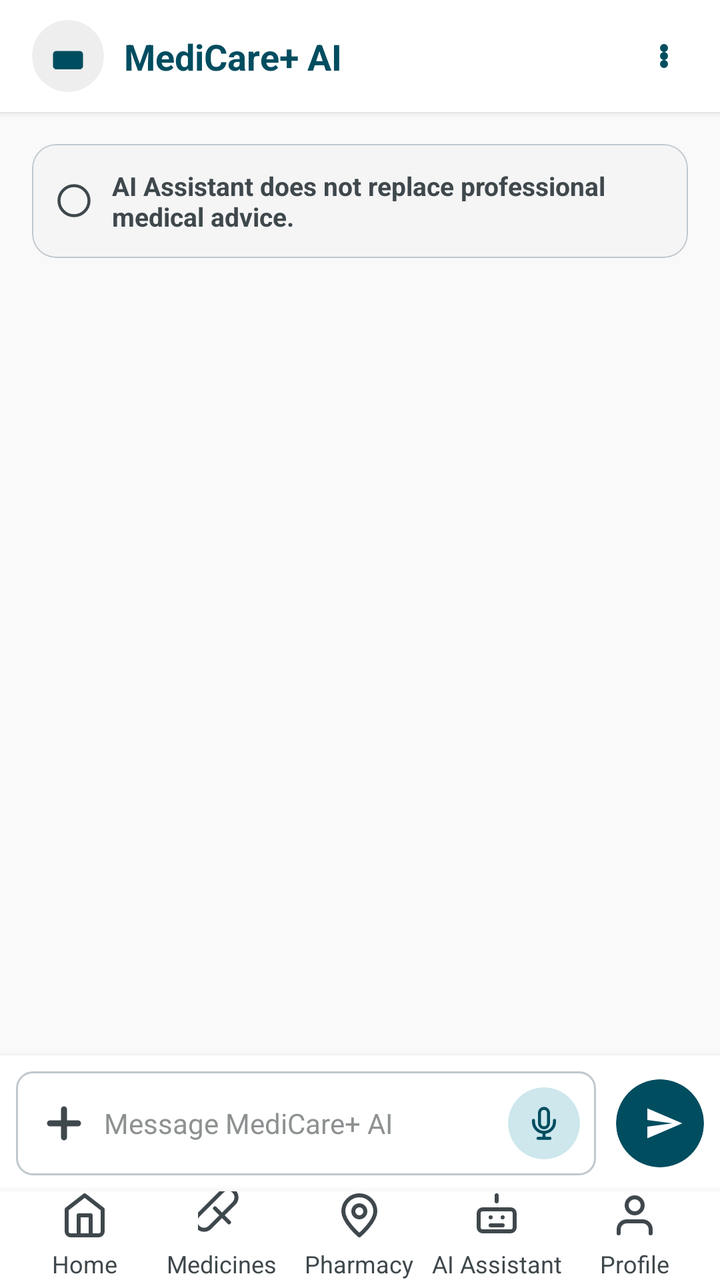
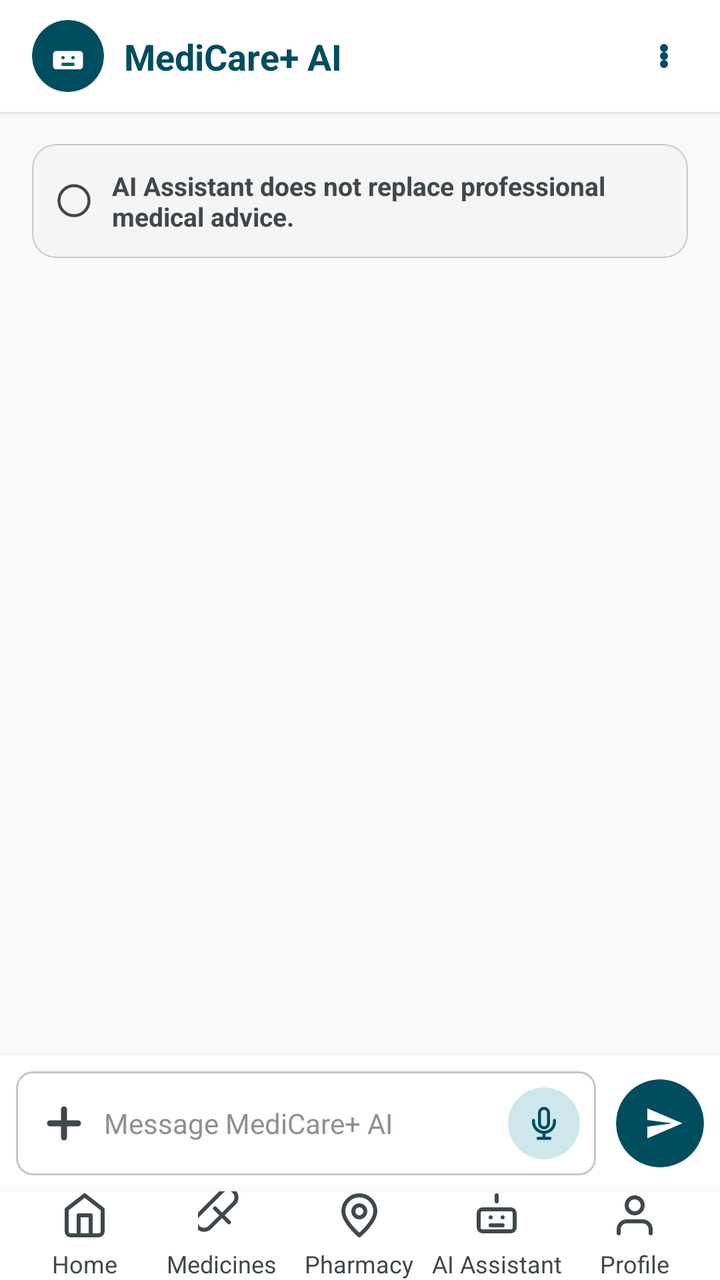

Screens rendered from an Android XML layout before and after an edit, with the pre-edit source and the edit as a unified diff.
<!-- AndroidManifest.xml: application theme Theme.Medicare -->
<!-- res/layout/activity_ai_assistant.xml -->
<?xml version="1.0" encoding="utf-8"?>
<androidx.constraintlayout.widget.ConstraintLayout xmlns:android="http://schemas.android.com/apk/res/android"
    xmlns:app="http://schemas.android.com/apk/res-auto"
    xmlns:tools="http://schemas.android.com/tools"
    android:layout_width="match_parent"
    android:layout_height="match_parent"
    android:background="@color/background">

    
    <androidx.constraintlayout.widget.ConstraintLayout
        android:id="@+id/chat_toolbar"
        android:layout_width="match_parent"
        android:layout_height="56dp"
        android:background="@color/white"
        android:elevation="2dp"
        android:paddingStart="16dp"
        android:paddingEnd="16dp"
        app:layout_constraintTop_toTopOf="parent">

        <androidx.cardview.widget.CardView
            android:id="@+id/toolbar_avatar"
            android:layout_width="36dp"
            android:layout_height="36dp"
            app:cardCornerRadius="18dp"
            app:cardElevation="0dp"
            app:cardBackgroundColor="@color/surface_container"
            app:layout_constraintLeft_toLeftOf="parent"
            app:layout_constraintTop_toTopOf="parent"
            app:layout_constraintBottom_toBottomOf="parent">
            <ImageView
                android:layout_width="20dp"
                android:layout_height="20dp"
                android:src="@drawable/ic_robot_filled"
                android:layout_gravity="center"
                app:tint="@color/primary"/>
        </androidx.cardview.widget.CardView>

        <TextView
            android:id="@+id/txt_toolbar_title"
            android:layout_width="wrap_content"
            android:layout_height="wrap_content"
            android:text="MediCare+ AI"
            android:textColor="@color/primary"
            android:textSize="18sp"
            android:textStyle="bold"
            android:layout_marginStart="10dp"
            app:layout_constraintLeft_toRightOf="@id/toolbar_avatar"
            app:layout_constraintTop_toTopOf="parent"
            app:layout_constraintBottom_toBottomOf="parent"/>

        <ImageView
            android:id="@+id/btn_menu_dots"
            android:layout_width="24dp"
            android:layout_height="24dp"
            android:src="@drawable/ic_dots"
            app:layout_constraintRight_toRightOf="parent"
            app:layout_constraintTop_toTopOf="parent"
            app:layout_constraintBottom_toBottomOf="parent"/>

    </androidx.constraintlayout.widget.ConstraintLayout>

    
    <com.google.android.material.card.MaterialCardView
        android:id="@+id/card_disclaimer"
        android:layout_width="match_parent"
        android:layout_height="wrap_content"
        android:layout_marginStart="16dp"
        android:layout_marginEnd="16dp"
        android:layout_marginTop="16dp"
        app:cardCornerRadius="12dp"
        app:strokeWidth="0.5dp"
        app:strokeColor="#BFC8CD"
        app:cardElevation="0dp"
        app:cardBackgroundColor="#F5F5F5"
        app:layout_constraintTop_toBottomOf="@id/chat_toolbar">

        <LinearLayout
            android:layout_width="match_parent"
            android:layout_height="wrap_content"
            android:orientation="horizontal"
            android:gravity="center_vertical"
            android:padding="12dp">

            <ImageView
                android:layout_width="18dp"
                android:layout_height="18dp"
                android:src="@drawable/ic_info"
                app:tint="@color/text_secondary"/>

            <TextView
                android:layout_width="0dp"
                android:layout_height="wrap_content"
                android:layout_weight="1"
                android:text="AI Assistant does not replace professional medical advice."
                android:textColor="@color/text_secondary"
                android:textSize="13sp"
                android:textStyle="bold"
                android:layout_marginStart="10dp"/>

        </LinearLayout>
    </com.google.android.material.card.MaterialCardView>

    

    
    <androidx.recyclerview.widget.RecyclerView
        android:id="@+id/recycler_chat"
        android:layout_width="match_parent"
        android:layout_height="0dp"
        android:layout_marginTop="8dp"
        android:layout_marginBottom="8dp"
        android:clipToPadding="false"
        android:padding="8dp"
        app:layoutManager="androidx.recyclerview.widget.LinearLayoutManager"
        app:layout_constraintBottom_toTopOf="@id/layout_input_bar"
        app:layout_constraintTop_toBottomOf="@id/card_disclaimer"
        app:layout_constraintVertical_bias="0.0"
        tools:layout_editor_absoluteX="0dp"
        tools:listitem="@layout/item_chat_assistant" />

    <androidx.constraintlayout.widget.ConstraintLayout
        android:id="@+id/layout_input_bar"
        android:layout_width="match_parent"
        android:layout_height="wrap_content"
        android:background="@color/white"
        android:elevation="4dp"
        android:padding="8dp"
        app:layout_constraintBottom_toTopOf="@id/bottom_navigation">

        <LinearLayout
            android:layout_width="match_parent"
            android:layout_height="52dp"
            android:orientation="horizontal"
            android:gravity="center_vertical">

            
            <LinearLayout
                android:layout_width="0dp"
                android:layout_height="match_parent"
                android:layout_weight="1"
                android:background="@drawable/bg_input_selector"
                android:orientation="horizontal"
                android:gravity="center_vertical"
                android:paddingStart="12dp"
                android:paddingEnd="8dp">

                <ImageView
                    android:id="@+id/btn_input_add"
                    android:layout_width="24dp"
                    android:layout_height="24dp"
                    android:src="@drawable/ic_plus"
                    app:tint="@color/text_secondary"
                    android:layout_marginEnd="8dp"/>

                <EditText
                    android:id="@+id/input_message"
                    android:layout_width="0dp"
                    android:layout_height="match_parent"
                    android:layout_weight="1"
                    android:hint="Message MediCare+ AI"
                    android:textSize="14sp"
                    android:textColor="@color/text_primary"
                    android:textColorHint="@color/neutral_gray"
                    android:background="@android:color/transparent"
                    android:inputType="text"
                    android:maxLines="1"/>

                
                <androidx.cardview.widget.CardView
                    android:id="@+id/btn_input_mic"
                    android:layout_width="36dp"
                    android:layout_height="36dp"
                    app:cardCornerRadius="18dp"
                    app:cardElevation="0dp"
                    app:cardBackgroundColor="@color/secondary_container"
                    android:layout_marginStart="8dp">
                    <ImageView
                        android:layout_width="18dp"
                        android:layout_height="18dp"
                        android:src="@drawable/ic_mic"
                        android:layout_gravity="center"
                        app:tint="@color/primary"/>
                </androidx.cardview.widget.CardView>

            </LinearLayout>

            
            <androidx.cardview.widget.CardView
                android:id="@+id/btn_input_send"
                android:layout_width="44dp"
                android:layout_height="44dp"
                app:cardCornerRadius="22dp"
                app:cardElevation="0dp"
                app:cardBackgroundColor="@color/primary"
                android:layout_marginStart="10dp"
                android:clickable="true"
                android:focusable="true">
                <ImageView
                    android:layout_width="20dp"
                    android:layout_height="20dp"
                    android:src="@drawable/ic_send"
                    android:layout_gravity="center"
                    app:tint="@color/white"
                    android:layout_marginStart="2dp"/>
            </androidx.cardview.widget.CardView>

        </LinearLayout>
    </androidx.constraintlayout.widget.ConstraintLayout>

    
    <include
        android:id="@+id/bottom_navigation"
        layout="@layout/layout_bottom_navigation"
        android:layout_width="match_parent"
        android:layout_height="wrap_content"
        app:layout_constraintBottom_toBottomOf="parent"/>

</androidx.constraintlayout.widget.ConstraintLayout>
<!-- res/layout/item_chat_assistant.xml (included above) -->
<?xml version="1.0" encoding="utf-8"?>
<androidx.constraintlayout.widget.ConstraintLayout xmlns:android="http://schemas.android.com/apk/res/android"
    xmlns:app="http://schemas.android.com/apk/res-auto"
    android:layout_width="match_parent"
    android:layout_height="wrap_content"
    android:padding="8dp">

    <androidx.cardview.widget.CardView
        android:id="@+id/chat_avatar"
        android:layout_width="32dp"
        android:layout_height="32dp"
        app:cardCornerRadius="16dp"
        app:cardElevation="0dp"
        app:cardBackgroundColor="@color/primary"
        app:layout_constraintLeft_toLeftOf="parent"
        app:layout_constraintBottom_toBottomOf="@id/chat_bubble">
        <ImageView
            android:layout_width="16dp"
            android:layout_height="16dp"
            android:src="@drawable/ic_robot_filled"
            android:layout_gravity="center"
            app:tint="@color/white"/>
    </androidx.cardview.widget.CardView>

    <com.google.android.material.card.MaterialCardView
        android:id="@+id/chat_bubble"
        android:layout_width="0dp"
        android:layout_height="wrap_content"
        android:layout_marginStart="8dp"
        android:layout_marginEnd="40dp"
        app:cardCornerRadius="16dp"
        app:strokeWidth="0dp"
        app:cardElevation="0dp"
        app:cardBackgroundColor="#F1F0F1"
        app:layout_constraintLeft_toRightOf="@id/chat_avatar"
        app:layout_constraintRight_toRightOf="parent"
        app:layout_constraintTop_toTopOf="parent">

        <TextView
            android:id="@+id/txt_chat_message"
            android:layout_width="wrap_content"
            android:layout_height="wrap_content"
            android:text="Hello! I'm your AI Assistant. How can I help you?"
            android:textSize="15sp"
            android:textColor="@color/text_primary"
            android:padding="12dp"/>
    </com.google.android.material.card.MaterialCardView>

</androidx.constraintlayout.widget.ConstraintLayout>
<!-- res/layout/layout_bottom_navigation.xml (included above) -->
<?xml version="1.0" encoding="utf-8"?>
<LinearLayout xmlns:android="http://schemas.android.com/apk/res/android"
    xmlns:app="http://schemas.android.com/apk/res-auto"
    android:id="@+id/bottom_nav_container"
    android:layout_width="match_parent"
    android:layout_height="80dp"
    android:orientation="horizontal"
    android:background="@color/white"
    android:elevation="8dp"
    android:gravity="center_vertical"
    android:paddingStart="8dp"
    android:paddingEnd="8dp"
    android:fitsSystemWindows="true">

    
    <FrameLayout
        android:id="@+id/tab_home"
        android:layout_width="0dp"
        android:layout_height="match_parent"
        android:layout_weight="1"
        android:clickable="true"
        android:focusable="true">
        <LinearLayout
            android:id="@+id/tab_home_inactive"
            android:layout_width="match_parent"
            android:layout_height="match_parent"
            android:orientation="vertical"
            android:gravity="center"
            android:visibility="visible">
            <ImageView
                android:layout_width="24dp"
                android:layout_height="24dp"
                android:src="@drawable/ic_home"
                app:tint="@color/text_secondary" />
            <TextView
                android:layout_width="wrap_content"
                android:layout_height="wrap_content"
                android:text="Home"
                android:textSize="12sp"
                android:textColor="@color/text_secondary"
                android:singleLine="true"
                android:ellipsize="end"
                android:layout_marginTop="4dp" />
        </LinearLayout>
        <LinearLayout
            android:id="@+id/tab_home_active"
            android:layout_width="match_parent"
            android:layout_height="match_parent"
            android:orientation="vertical"
            android:gravity="center"
            android:visibility="gone">
            <FrameLayout
                android:layout_width="64dp"
                android:layout_height="32dp"
                android:background="@drawable/bg_capsule_active"
                android:layout_gravity="center">
                <ImageView
                    android:layout_width="20dp"
                    android:layout_height="20dp"
                    android:layout_gravity="center"
                    android:src="@drawable/ic_home_filled"
                    app:tint="@color/white" />
            </FrameLayout>
            <TextView
                android:layout_width="wrap_content"
                android:layout_height="wrap_content"
                android:text="Home"
                android:textSize="12sp"
                android:textColor="@color/primary"
                android:textStyle="bold"
                android:layout_marginTop="4dp"
                android:singleLine="true"
                android:ellipsize="end" />
        </LinearLayout>
    </FrameLayout>

    
    <FrameLayout
        android:id="@+id/tab_medicines"
        android:layout_width="0dp"
        android:layout_height="match_parent"
        android:layout_weight="1"
        android:clickable="true"
        android:focusable="true">
        <LinearLayout
            android:id="@+id/tab_medicines_inactive"
            android:layout_width="match_parent"
            android:layout_height="match_parent"
            android:orientation="vertical"
            android:gravity="center"
            android:visibility="visible">
            <ImageView
                android:layout_width="24dp"
                android:layout_height="24dp"
                android:src="@drawable/ic_pill"
                app:tint="@color/text_secondary" />
            <TextView
                android:layout_width="wrap_content"
                android:layout_height="wrap_content"
                android:text="Medicines"
                android:textSize="12sp"
                android:textColor="@color/text_secondary"
                android:singleLine="true"
                android:ellipsize="end"
                android:layout_marginTop="4dp" />
        </LinearLayout>
        <LinearLayout
            android:id="@+id/tab_medicines_active"
            android:layout_width="match_parent"
            android:layout_height="match_parent"
            android:orientation="vertical"
            android:gravity="center"
            android:visibility="gone">
            <FrameLayout
                android:layout_width="64dp"
                android:layout_height="32dp"
                android:background="@drawable/bg_capsule_active"
                android:layout_gravity="center">
                <ImageView
                    android:layout_width="20dp"
                    android:layout_height="20dp"
                    android:layout_gravity="center"
                    android:src="@drawable/ic_pill_filled"
                    app:tint="@color/white" />
            </FrameLayout>
            <TextView
                android:layout_width="wrap_content"
                android:layout_height="wrap_content"
                android:text="Medicines"
                android:textSize="12sp"
                android:textColor="@color/primary"
                android:textStyle="bold"
                android:layout_marginTop="4dp"
                android:singleLine="true"
                android:ellipsize="end" />
        </LinearLayout>
    </FrameLayout>

    
    <FrameLayout
        android:id="@+id/tab_pharmacy"
        android:layout_width="0dp"
        android:layout_height="match_parent"
        android:layout_weight="1"
        android:clickable="true"
        android:focusable="true">
        <LinearLayout
            android:id="@+id/tab_pharmacy_inactive"
            android:layout_width="match_parent"
            android:layout_height="match_parent"
            android:orientation="vertical"
            android:gravity="center"
            android:visibility="visible">
            <ImageView
                android:layout_width="24dp"
                android:layout_height="24dp"
                android:src="@drawable/ic_map_pin"
                app:tint="@color/text_secondary" />
            <TextView
                android:layout_width="wrap_content"
                android:layout_height="wrap_content"
                android:text="Pharmacy"
                android:textSize="12sp"
                android:textColor="@color/text_secondary"
                android:singleLine="true"
                android:ellipsize="end"
                android:layout_marginTop="4dp" />
        </LinearLayout>
        <LinearLayout
            android:id="@+id/tab_pharmacy_active"
            android:layout_width="match_parent"
            android:layout_height="match_parent"
            android:orientation="vertical"
            android:gravity="center"
            android:visibility="gone">
            <FrameLayout
                android:layout_width="64dp"
                android:layout_height="32dp"
                android:background="@drawable/bg_capsule_active"
                android:layout_gravity="center">
                <ImageView
                    android:layout_width="20dp"
                    android:layout_height="20dp"
                    android:layout_gravity="center"
                    android:src="@drawable/ic_map_pin_filled"
                    app:tint="@color/white" />
            </FrameLayout>
            <TextView
                android:layout_width="wrap_content"
                android:layout_height="wrap_content"
                android:text="Pharmacy"
                android:textSize="12sp"
                android:textColor="@color/primary"
                android:textStyle="bold"
                android:layout_marginTop="4dp"
                android:singleLine="true"
                android:ellipsize="end" />
        </LinearLayout>
    </FrameLayout>

    
    <FrameLayout
        android:id="@+id/tab_ai"
        android:layout_width="0dp"
        android:layout_height="match_parent"
        android:layout_weight="1"
        android:clickable="true"
        android:focusable="true">
        <LinearLayout
            android:id="@+id/tab_ai_inactive"
            android:layout_width="match_parent"
            android:layout_height="match_parent"
            android:orientation="vertical"
            android:gravity="center"
            android:visibility="visible">
            <ImageView
                android:layout_width="24dp"
                android:layout_height="24dp"
                android:src="@drawable/ic_robot"
                app:tint="@color/text_secondary" />
            <TextView
                android:layout_width="wrap_content"
                android:layout_height="wrap_content"
                android:text="AI Assistant"
                android:textSize="12sp"
                android:textColor="@color/text_secondary"
                android:singleLine="true"
                android:ellipsize="end"
                android:layout_marginTop="4dp" />
        </LinearLayout>
        <LinearLayout
            android:id="@+id/tab_ai_active"
            android:layout_width="match_parent"
            android:layout_height="match_parent"
            android:orientation="vertical"
            android:gravity="center"
            android:visibility="gone">
            <FrameLayout
                android:layout_width="64dp"
                android:layout_height="32dp"
                android:background="@drawable/bg_capsule_active"
                android:layout_gravity="center">
                <ImageView
                    android:layout_width="20dp"
                    android:layout_height="20dp"
                    android:layout_gravity="center"
                    android:src="@drawable/ic_robot_filled"
                    app:tint="@color/white" />
            </FrameLayout>
            <TextView
                android:layout_width="wrap_content"
                android:layout_height="wrap_content"
                android:text="AI Assistant"
                android:textSize="12sp"
                android:textColor="@color/primary"
                android:textStyle="bold"
                android:layout_marginTop="4dp"
                android:singleLine="true"
                android:ellipsize="end" />
        </LinearLayout>
    </FrameLayout>

    
    <FrameLayout
        android:id="@+id/tab_profile"
        android:layout_width="0dp"
        android:layout_height="match_parent"
        android:layout_weight="1"
        android:clickable="true"
        android:focusable="true">
        <LinearLayout
            android:id="@+id/tab_profile_inactive"
            android:layout_width="match_parent"
            android:layout_height="match_parent"
            android:orientation="vertical"
            android:gravity="center"
            android:visibility="visible">
            <ImageView
                android:layout_width="24dp"
                android:layout_height="24dp"
                android:src="@drawable/ic_profile"
                app:tint="@color/text_secondary" />
            <TextView
                android:layout_width="wrap_content"
                android:layout_height="wrap_content"
                android:text="Profile"
                android:textSize="12sp"
                android:textColor="@color/text_secondary"
                android:singleLine="true"
                android:ellipsize="end"
                android:layout_marginTop="4dp" />
        </LinearLayout>
        <LinearLayout
            android:id="@+id/tab_profile_active"
            android:layout_width="match_parent"
            android:layout_height="match_parent"
            android:orientation="vertical"
            android:gravity="center"
            android:visibility="gone">
            <FrameLayout
                android:layout_width="64dp"
                android:layout_height="32dp"
                android:background="@drawable/bg_capsule_active"
                android:layout_gravity="center">
                <ImageView
                    android:layout_width="20dp"
                    android:layout_height="20dp"
                    android:layout_gravity="center"
                    android:src="@drawable/ic_profile_filled"
                    app:tint="@color/white" />
            </FrameLayout>
            <TextView
                android:layout_width="wrap_content"
                android:layout_height="wrap_content"
                android:text="Profile"
                android:textSize="12sp"
                android:textColor="@color/primary"
                android:textStyle="bold"
                android:layout_marginTop="4dp"
                android:singleLine="true"
                android:ellipsize="end" />
        </LinearLayout>
    </FrameLayout>

</LinearLayout>
<!-- resources referenced by this layout -->
<resources>
  <color name="background">#faf9fa</color>
  <color name="neutral_gray">#8e9192</color>
  <color name="primary">#004d60</color>
  <color name="secondary_container">#cde7ed</color>
  <color name="surface_container">#eeeeee</color>
  <color name="text_primary">#1a1c1d</color>
  <color name="text_secondary">#3f484c</color>
  <color name="white">#ffffff</color>
  <!-- drawable bg_capsule_active (drawable) -->
  <?xml version="1.0" encoding="utf-8"?>
  <shape xmlns:android="http://schemas.android.com/apk/res/android"
      android:shape="rectangle">
      <solid android:color="@color/primary" />
      <corners android:radius="100dp" />
  </shape>
  <!-- drawable bg_input_selector (drawable) -->
  <?xml version="1.0" encoding="utf-8"?>
  <selector xmlns:android="http://schemas.android.com/apk/res/android">
      <item android:state_focused="true" android:drawable="@drawable/bg_input_focused" />
      <item android:drawable="@drawable/bg_input_default" />
  </selector>
  <!-- drawable ic_pill_filled (drawable) -->
  <vector xmlns:android="http://schemas.android.com/apk/res/android"
      android:width="24dp"
      android:height="24dp"
      android:viewportWidth="24"
      android:viewportHeight="24">
    <path
        android:fillColor="#004d60"
        android:pathData="M6,18l12,-12a4.24,4.24 0,0 0,-6 -6l-12,12a4.24,4.24 0,0 0,6 6z"/>
    <path
        android:fillColor="#00000000"
        android:strokeColor="#ffffff"
        android:strokeWidth="2"
        android:strokeLineCap="round"
        android:strokeLineJoin="round"
        android:pathData="M8.5,8.5l7,7"/>
  </vector>
  <!-- drawable ic_robot_filled (drawable) -->
  <vector xmlns:android="http://schemas.android.com/apk/res/android"
      android:width="24dp"
      android:height="24dp"
      android:viewportWidth="24"
      android:viewportHeight="24">
    <path
        android:fillColor="#004d60"
        android:pathData="M12,2v3M5,9h14a2,2 0,0 1,2 2v7a2,2 0,0 1,-2 2H5a2,2 0,0 1,-2,-2v-7a2,2 0,0 1,2,-2z"/>
    <path
        android:fillColor="#ffffff"
        android:pathData="M9,13m-1,0a1,1 0,1 0,2 0a1,1 0,1 0,-2 0M15,13m-1,0a1,1 0,1 0,2 0a1,1 0,1 0,-2 0"/>
    <path
        android:fillColor="#00000000"
        android:strokeColor="#ffffff"
        android:strokeWidth="2"
        android:strokeLineCap="round"
        android:pathData="M9,17h6"/>
  </vector>
  <!-- drawable ic_send (drawable) -->
  <vector xmlns:android="http://schemas.android.com/apk/res/android"
      android:width="24dp"
      android:height="24dp"
      android:viewportWidth="24"
      android:viewportHeight="24">
    <path
        android:fillColor="#004d60"
        android:pathData="M2,21l21,-9L2,3v7l15,2L2,14z"/>
  </vector>
  <style name="Theme.Medicare" parent="Theme.Material3.DayNight.NoActionBar">
  
          <item name="colorPrimary">@color/primary</item>
          <item name="colorPrimaryContainer">@color/primary_dark</item>
  
          <item name="android:statusBarColor">@color/primary_dark</item>
  
          <item name="android:windowBackground">@color/background</item>
  
      </style>
  <!-- drawable bg_input_default (drawable) -->
  <?xml version="1.0" encoding="utf-8"?>
  <shape xmlns:android="http://schemas.android.com/apk/res/android"
      android:shape="rectangle">
      <solid android:color="@color/white" />
      <stroke
          android:width="1dp"
          android:color="#BFC8CD" />
      <corners android:radius="8dp" />
  </shape>
  <color name="primary_dark">#003745</color>
  <!-- unchanged entries left out for length: 13 -->
</resources>

<!-- the commit's change to res/layout/activity_ai_assistant.xml (unified diff, before → after) -->
@@ -23,7 +23,7 @@
             android:layout_height="36dp"
             app:cardCornerRadius="18dp"
             app:cardElevation="0dp"
-            app:cardBackgroundColor="@color/surface_container"
+            app:cardBackgroundColor="@color/primary"
             app:layout_constraintLeft_toLeftOf="parent"
             app:layout_constraintTop_toTopOf="parent"
             app:layout_constraintBottom_toBottomOf="parent">
@@ -31,8 +31,7 @@
                 android:layout_width="20dp"
                 android:layout_height="20dp"
                 android:src="@drawable/ic_robot_filled"
-                android:layout_gravity="center"
-                app:tint="@color/primary"/>
+                android:layout_gravity="center"/>
         </androidx.cardview.widget.CardView>
 
         <TextView
@@ -237,8 +236,7 @@
             android:layout_width="16dp"
             android:layout_height="16dp"
             android:src="@drawable/ic_robot_filled"
-            android:layout_gravity="center"
-            app:tint="@color/white"/>
+            android:layout_gravity="center"/>
     </androidx.cardview.widget.CardView>
 
     <com.google.android.material.card.MaterialCardView
@@ -389,8 +387,7 @@
                     android:layout_width="20dp"
                     android:layout_height="20dp"
                     android:layout_gravity="center"
-                    android:src="@drawable/ic_pill_filled"
-                    app:tint="@color/white" />
+                    android:src="@drawable/ic_pill_filled" />
             </FrameLayout>
             <TextView
                 android:layout_width="wrap_content"
@@ -513,8 +510,7 @@
                     android:layout_width="20dp"
                     android:layout_height="20dp"
                     android:layout_gravity="center"
-                    android:src="@drawable/ic_robot_filled"
-                    app:tint="@color/white" />
+                    android:src="@drawable/ic_robot_filled" />
             </FrameLayout>
             <TextView
                 android:layout_width="wrap_content"
<!-- resource entries referenced after the edit -->
@@ -4,7 +4,6 @@
   <color name="neutral_gray">#8e9192</color>
   <color name="primary">#004d60</color>
   <color name="secondary_container">#cde7ed</color>
-  <color name="surface_container">#eeeeee</color>
   <color name="text_primary">#1a1c1d</color>
   <color name="text_secondary">#3f484c</color>
   <color name="white">#ffffff</color>
@@ -27,12 +26,14 @@
       android:height="24dp"
       android:viewportWidth="24"
       android:viewportHeight="24">
+    
     <path
-        android:fillColor="#004d60"
+        android:fillColor="#ffffff"
         android:pathData="M6,18l12,-12a4.24,4.24 0,0 0,-6 -6l-12,12a4.24,4.24 0,0 0,6 6z"/>
+    
     <path
         android:fillColor="#00000000"
-        android:strokeColor="#ffffff"
+        android:strokeColor="#006A60"
         android:strokeWidth="2"
         android:strokeLineCap="round"
         android:strokeLineJoin="round"
@@ -44,15 +45,18 @@
       android:height="24dp"
       android:viewportWidth="24"
       android:viewportHeight="24">
-    <path
-        android:fillColor="#004d60"
-        android:pathData="M12,2v3M5,9h14a2,2 0,0 1,2 2v7a2,2 0,0 1,-2 2H5a2,2 0,0 1,-2,-2v-7a2,2 0,0 1,2,-2z"/>
+    
     <path
         android:fillColor="#ffffff"
+        android:pathData="M12,2v3M5,9h14a2,2 0,0 1,2 2v7a2,2 0,0 1,-2 2H5a2,2 0,0 1,-2,-2v-7a2,2 0,0 1,2,-2z"/>
+    
+    <path
+        android:fillColor="#006A60"
         android:pathData="M9,13m-1,0a1,1 0,1 0,2 0a1,1 0,1 0,-2 0M15,13m-1,0a1,1 0,1 0,2 0a1,1 0,1 0,-2 0"/>
+    
     <path
         android:fillColor="#00000000"
-        android:strokeColor="#ffffff"
+        android:strokeColor="#006A60"
         android:strokeWidth="2"
         android:strokeLineCap="round"
         android:pathData="M9,17h6"/>
@@ -68,14 +72,16 @@
         android:pathData="M2,21l21,-9L2,3v7l15,2L2,14z"/>
   </vector>
   <style name="Theme.Medicare" parent="Theme.Material3.DayNight.NoActionBar">
-  
           <item name="colorPrimary">@color/primary</item>
           <item name="colorPrimaryContainer">@color/primary_dark</item>
-  
           <item name="android:statusBarColor">@color/primary_dark</item>
-  
           <item name="android:windowBackground">@color/background</item>
   
+          
+          <item name="android:datePickerDialogTheme">@style/Theme.Medicare.Dialog</item>
+          <item name="android:timePickerDialogTheme">@style/Theme.Medicare.Dialog</item>
+          <item name="alertDialogTheme">@style/Theme.Medicare.Dialog</item>
+          <item name="android:alertDialogTheme">@style/Theme.Medicare.Dialog</item>
       </style>
   <!-- drawable bg_input_default (drawable) -->
   <?xml version="1.0" encoding="utf-8"?>
@@ -88,6 +94,10 @@
       <corners android:radius="8dp" />
   </shape>
   <color name="primary_dark">#003745</color>
+  <style name="Theme.Medicare.Dialog" parent="android:Theme.Material.Light.Dialog.Alert">
+          <item name="android:colorAccent">@color/primary</item>
+          <item name="android:colorPrimary">@color/primary</item>
+      </style>
   <!-- unchanged entries left out for length: 13 -->
 </resources>
 
